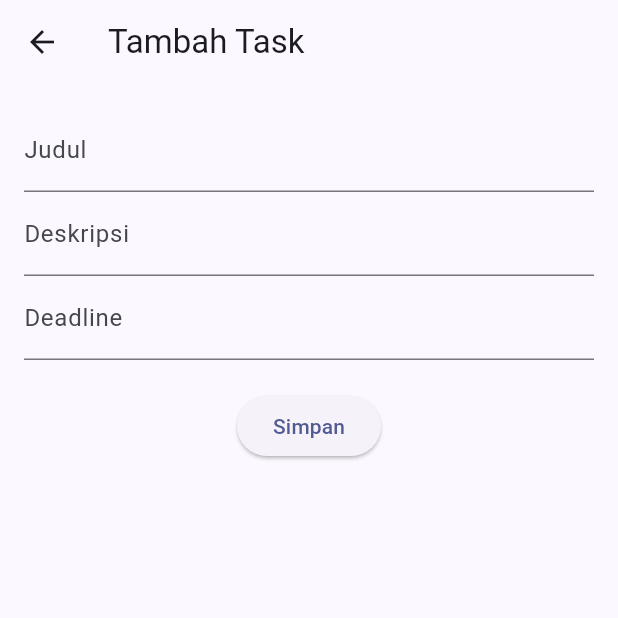
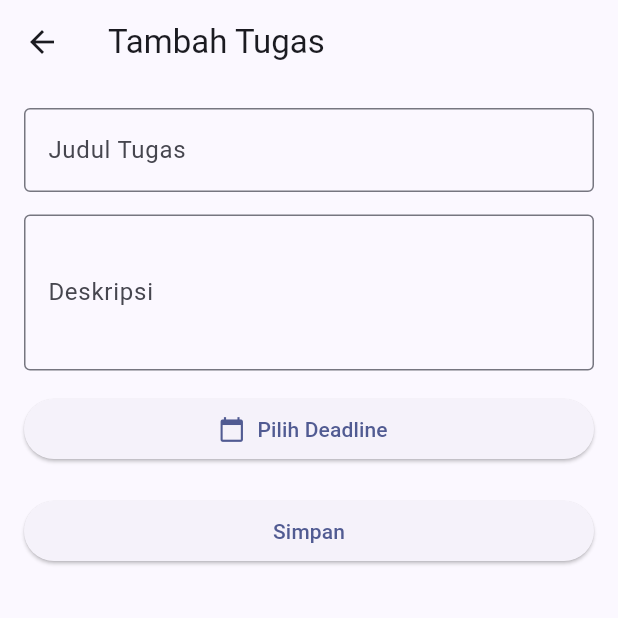
Before and after one commit to windsman09/uasmobile2, a Flutter app: the TaskFormScreen screen opened directly, on a phone screen of 412 x 824 dp, the top half of it. Run offline on Flutter 3.47's test engine with Material 3 defaults, Android fonts, the phone set to English and light mode, and no system bars; our stand-ins replace firebase_auth, firebase_core, sqflite; accounts and stored records are empty.

Commit message:
isi task

```diff
--- /dev/null
+++ b/Source code/devtools_options.yaml
@@ -0,0 +1,3 @@
+description: This file stores settings for Dart & Flutter DevTools.
+documentation: https://docs.flutter.dev/tools/devtools/extensions#configure-extension-enablement-states
+extensions:
--- a/Source code/lib/main.dart
+++ b/Source code/lib/main.dart
@@ -23,12 +23,13 @@ class MyApp extends StatelessWidget {
     return MultiProvider(
       providers: [
         ChangeNotifierProvider<AuthProvider>(create: (_) => AuthProvider()),
+
+        ChangeNotifierProvider<TaskProvider>(create: (_) => TaskProvider()),
       ],
+
       child: MaterialApp(
         debugShowCheckedModeBanner: false,
-
         theme: ThemeData(useMaterial3: true, colorSchemeSeed: Colors.indigo),
-
         home: const LoginScreen(),
       ),
     );
--- a/Source code/lib/screens/task_form_screen.dart
+++ b/Source code/lib/screens/task_form_screen.dart
@@ -13,16 +13,17 @@ class TaskFormScreen extends StatefulWidget {
 
 class _TaskFormScreenState extends State<TaskFormScreen> {
   final titleController = TextEditingController();
-
   final descriptionController = TextEditingController();
 
-  final deadlineController = TextEditingController();
+  DateTime? selectedDate;
 
   Future<void> saveTask() async {
+    if (selectedDate == null) return;
+
     final task = Task(
       title: titleController.text,
       description: descriptionController.text,
-      deadline: deadlineController.text,
+      deadline: selectedDate.toString(),
     );
 
     await context.read<TaskProvider>().addTask(task);
@@ -32,34 +33,72 @@ class _TaskFormScreenState extends State<TaskFormScreen> {
     Navigator.pop(context);
   }
 
+  Future<void> pickDate() async {
+    final picked = await showDatePicker(
+      context: context,
+      firstDate: DateTime.now(),
+      lastDate: DateTime(2030),
+      initialDate: DateTime.now(),
+    );
+
+    if (picked != null) {
+      setState(() {
+        selectedDate = picked;
+      });
+    }
+  }
+
   @override
   Widget build(BuildContext context) {
     return Scaffold(
-      appBar: AppBar(title: const Text("Tambah Task")),
-
+      appBar: AppBar(title: const Text("Tambah Tugas")),
       body: Padding(
         padding: const EdgeInsets.all(16),
-
         child: Column(
           children: [
             TextField(
               controller: titleController,
-              decoration: const InputDecoration(labelText: "Judul"),
+              decoration: const InputDecoration(
+                labelText: "Judul Tugas",
+                border: OutlineInputBorder(),
+              ),
             ),
+
+            const SizedBox(height: 15),
 
             TextField(
               controller: descriptionController,
-              decoration: const InputDecoration(labelText: "Deskripsi"),
+              maxLines: 3,
+              decoration: const InputDecoration(
+                labelText: "Deskripsi",
+                border: OutlineInputBorder(),
+              ),
             ),
 
-            TextField(
-              controller: deadlineController,
-              decoration: const InputDecoration(labelText: "Deadline"),
+            const SizedBox(height: 15),
+
+            SizedBox(
+              width: double.infinity,
+              child: ElevatedButton.icon(
+                onPressed: pickDate,
+                icon: const Icon(Icons.calendar_today),
+                label: Text(
+                  selectedDate == null
+                      ? "Pilih Deadline"
+                      : selectedDate!.toString().split(" ")[0],
+                ),
+              ),
             ),
 
             const SizedBox(height: 20),
 
-            ElevatedButton(onPressed: saveTask, child: const Text("Simpan")),
+            SizedBox(
+              width: double.infinity,
+              child: ElevatedButton(
+                onPressed: saveTask,
+                child: const Text("Simpan"),
+              ),
+            ),
           ],
         ),
       ),
```
Also changed, not shown: Source code/lib/screens/home_screen.dart (+45 -14 lines).
